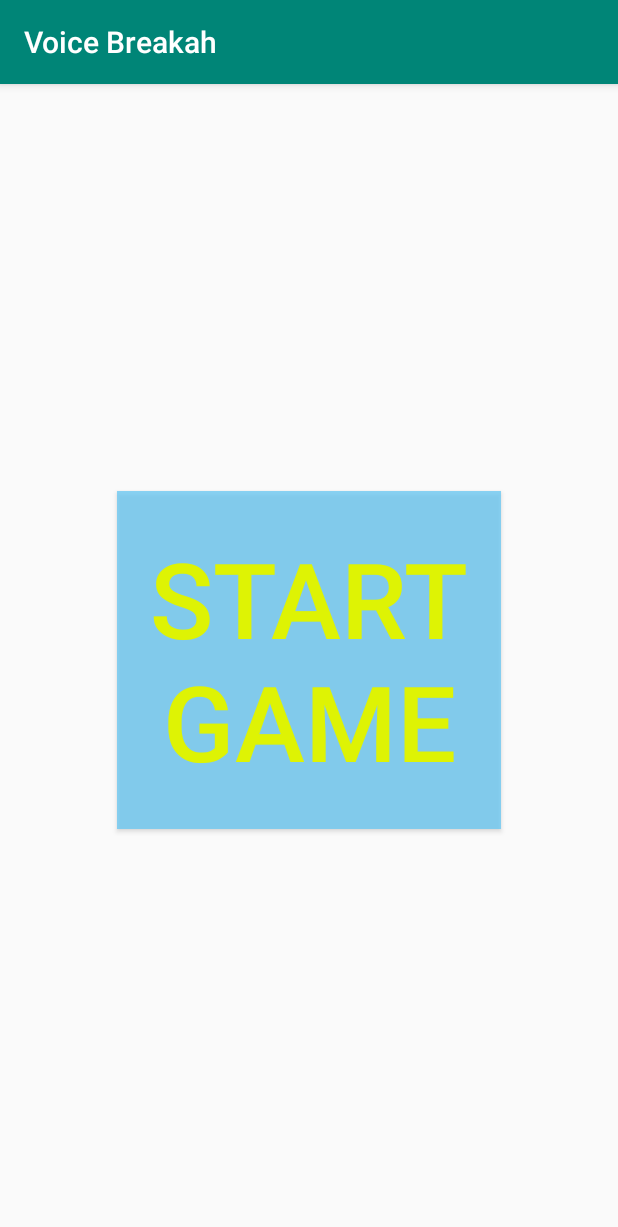
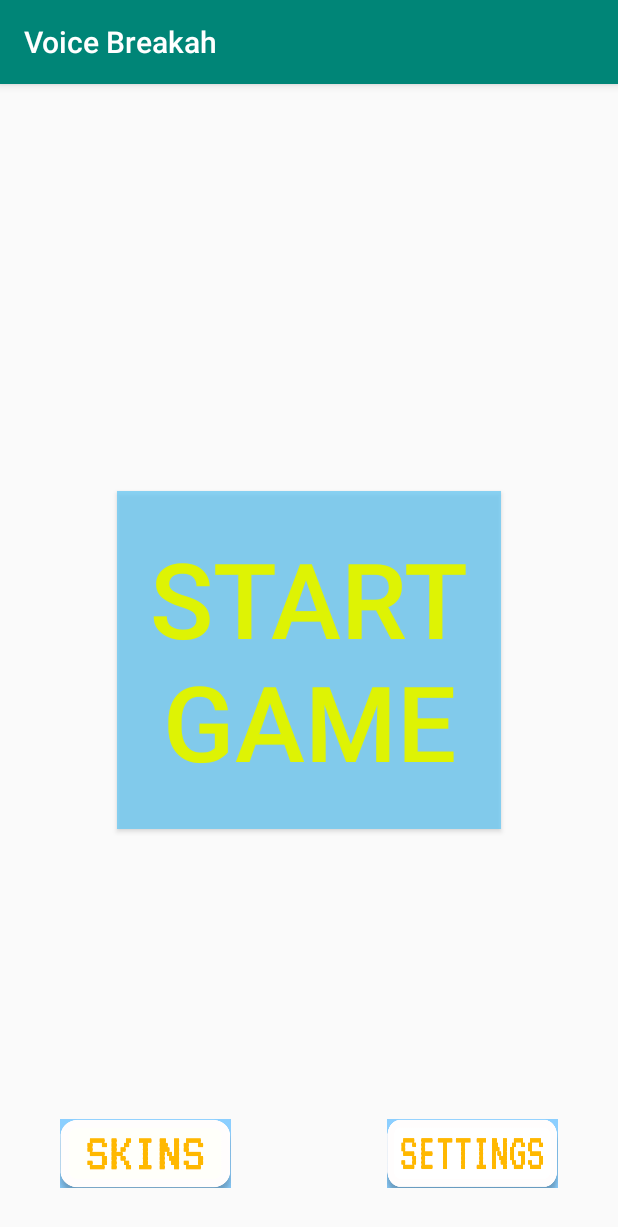
Before and after one commit to jhu-cs-uima-sp20/Team-I, an Android app: the screen it shows after launch (MainActivity), on a phone screen of 412 x 824 dp. Shown: the top 1227 px of the screen. Run offline under Robolectric (Android 15) with nearby library versions, the phone set to English and light mode, and no system bars.

Commit message:
added more buttons

```diff
--- a/app/src/main/java/com/example/voicebreakah/MainActivity.java
+++ b/app/src/main/java/com/example/voicebreakah/MainActivity.java
@@ -14,10 +14,26 @@ public class MainActivity extends AppCompatActivity {
         super.onCreate(savedInstanceState);
         setContentView(R.layout.activity_main);
 
-        Button button = findViewById(R.id.button);
-        button.setOnClickListener(new View.OnClickListener() {
+        Button startGameButton = findViewById(R.id.start_game);
+        startGameButton.setOnClickListener(new View.OnClickListener() {
             public void onClick(View v) {
                 Intent intent = new Intent(MainActivity.this, GameActivity.class);
+                startActivity(intent);
+            }
+        });
+
+        Button settingsButton = findViewById(R.id.settings_button);
+        settingsButton.setOnClickListener(new View.OnClickListener() {
+            public void onClick(View v) {
+                Intent intent = new Intent(MainActivity.this, Settings.class);
+                startActivity(intent);
+            }
+        });
+
+        Button skinsButton = findViewById(R.id.skins_button);
+        skinsButton.setOnClickListener(new View.OnClickListener() {
+            public void onClick(View v) {
+                Intent intent = new Intent(MainActivity.this, SkinsActivity.class);
                 startActivity(intent);
             }
         });
--- a/app/src/main/res/layout/activity_main.xml
+++ b/app/src/main/res/layout/activity_main.xml
@@ -8,7 +8,7 @@
     tools:context=".MainActivity">
 
     <Button
-        android:id="@+id/button"
+        android:id="@+id/start_game"
         android:layout_width="256dp"
         android:layout_height="225dp"
         android:background="#BC65C8F5"
@@ -19,4 +19,26 @@
         app:layout_constraintEnd_toEndOf="parent"
         app:layout_constraintStart_toStartOf="parent"
         app:layout_constraintTop_toTopOf="parent" />
+
+    <Button
+        android:id="@+id/settings_button"
+        android:layout_width="114dp"
+        android:layout_height="46dp"
+        android:layout_marginEnd="40dp"
+        android:layout_marginRight="40dp"
+        android:layout_marginBottom="32dp"
+        android:background="@drawable/settings_button"
+        app:layout_constraintBottom_toBottomOf="parent"
+        app:layout_constraintEnd_toEndOf="parent" />
+
+    <Button
+        android:id="@+id/skins_button"
+        android:layout_width="114dp"
+        android:layout_height="46dp"
+        android:layout_marginStart="40dp"
+        android:layout_marginLeft="40dp"
+        android:layout_marginBottom="32dp"
+        android:background="@drawable/skins_button"
+        app:layout_constraintBottom_toBottomOf="parent"
+        app:layout_constraintStart_toStartOf="parent" />
 </androidx.constraintlayout.widget.ConstraintLayout>
```
Also changed, not shown: app/src/main/res/drawable/settings_button.PNG (added), app/src/main/res/drawable/skins_button.PNG (added).
